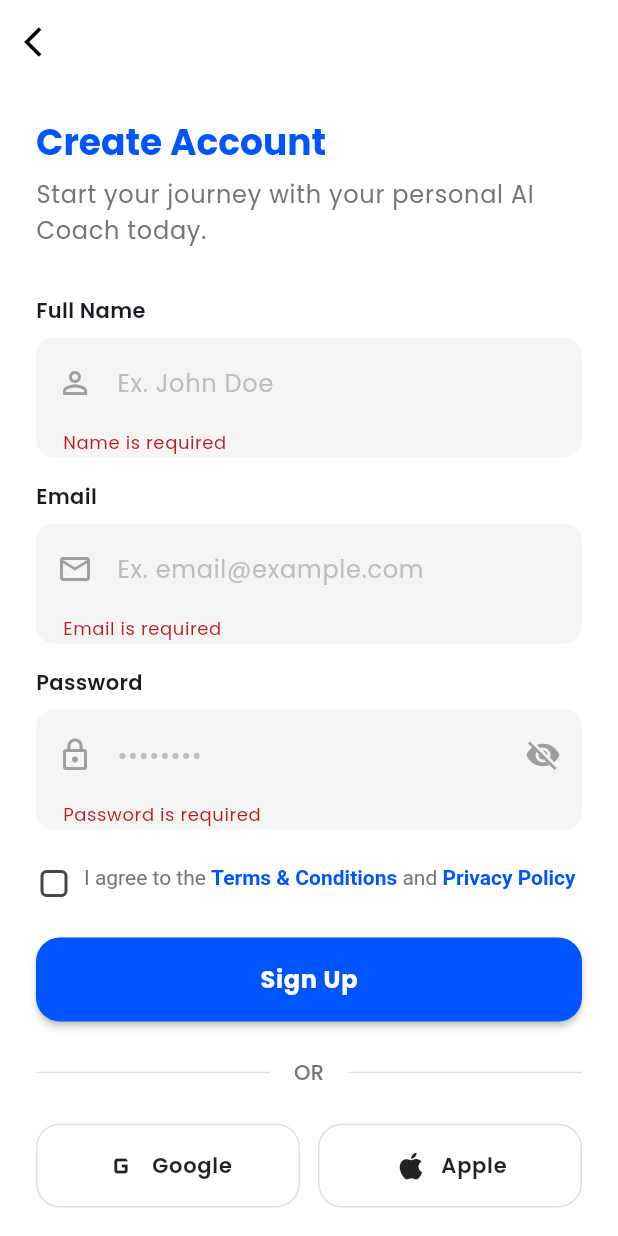
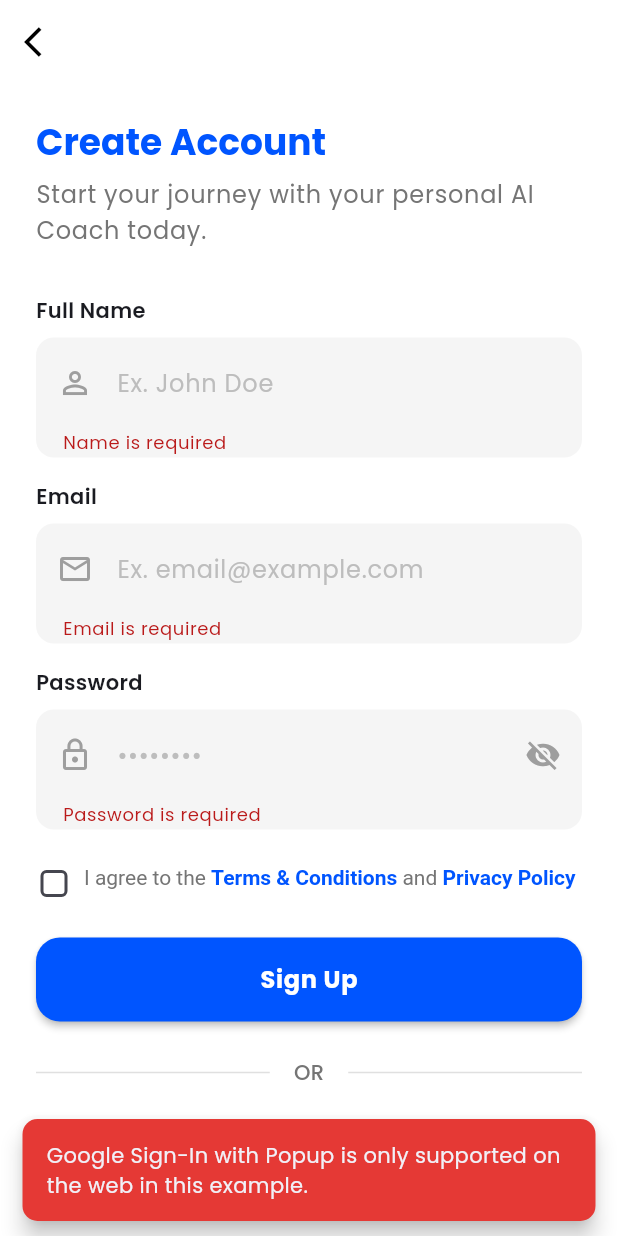
Before and after one commit to ZaidAlomarii/AI-Life-Coach-App, a Flutter app: the SignUpScreen screen opened directly, after a tap on "Sign Up", after a tap on "Google", on a phone screen of 412 x 824 dp. Run offline on Flutter 3.47's test engine with Material 3 defaults, Android fonts, the phone set to English and light mode, and no system bars; our stand-ins replace firebase_auth, firebase_core; accounts and stored records are empty.

Commit message:
feat: complete Firebase configration and authentication setup to gmail
- Add Firebase initialization with corrected firebase_options.dart
- Implement login and signup screens with authentication was very hard needed to change alot
- Configure Firebase for all platforms (Android, iOS, macOS, Windows)
- Add required Firebase config files (google-services.json, firebase.json)
- Update Flutter dependencies and platform configurations
- Fix web compilation errors and Firebase initialization issues

```diff
--- a/lib/auth/signup_screen.dart
+++ b/lib/auth/signup_screen.dart
@@ -1,5 +1,7 @@
 import 'package:flutter/material.dart';
 import 'package:flutter/services.dart';
+import 'package:firebase_auth/firebase_auth.dart';
+import 'package:flutter/foundation.dart' show kIsWeb;
 import 'login_screen.dart';
 
 class SignUpScreen extends StatefulWidget {
@@ -100,6 +102,46 @@ class _SignUpScreenState extends State<SignUpScreen> {
         duration: const Duration(seconds: 3),
       ),
     );
+  }
+
+
+  Future<void> _handleGoogleSignIn() async {
+    if (_isLoading) return;
+    FocusScope.of(context).unfocus();
+
+    setState(() => _isLoading = true);
+
+    try {
+      final GoogleAuthProvider googleProvider = GoogleAuthProvider();
+      UserCredential userCredential;
+
+      if (kIsWeb) {
+        // --- CORE LOGIC: signInWithPopup for Web ---
+        debugPrint("Attempting Google Sign-In with Popup (Web)");
+        userCredential = await FirebaseAuth.instance.signInWithPopup(googleProvider);
+      } else {
+        // Fallback for non-web platforms (e.g., mobile)
+        throw UnsupportedError("Google Sign-In with Popup is only supported on the web in this example.");
+      }
+
+      debugPrint("Google Sign-Up Successful for user: ${userCredential.user?.email}");
+      if (mounted) {
+        _showSnackBar("Signed up with Google! 🎉", isError: false);
+
+      }
+
+     } on UnsupportedError catch (e) {
+        _showSnackBar(e.message ?? "Non-web login not implemented.", isError: true);
+      } catch (e) {
+        // Handle all Firebase errors here
+          if (!e.toString().contains('popup-closed-by-user')) {
+            _showSnackBar("Google Sign-Up Failed: ${e.toString()}", isError: true);
+          }
+        } finally {
+          if (mounted) {
+        setState(() => _isLoading = false);
+      }
+    }
   }
 
   @override
@@ -341,7 +383,7 @@ class _SignUpScreenState extends State<SignUpScreen> {
                       child: _buildSocialButton(
                         label: "Google",
                         icon: Icons.g_mobiledata,
-                        onTap: () => debugPrint("Google Sign Up"),
+                        onTap: _isLoading ? null : _handleGoogleSignIn,
                       ),
                     ),
                     const SizedBox(width: 12),
@@ -415,12 +457,14 @@ class _SignUpScreenState extends State<SignUpScreen> {
     );
   }
 
-  // ويدجت لأزرار Social Login
+  // >>> New Widget to work with the google sign in functionality:
+
   Widget _buildSocialButton({
     required String label,
     required IconData icon,
-    required VoidCallback onTap,
+    VoidCallback? onTap,
   }) {
+    // If onTap is null (because _isLoading is true), the button is disabled.
     return OutlinedButton(
       onPressed: onTap,
       style: OutlinedButton.styleFrom(
@@ -433,12 +477,16 @@ class _SignUpScreenState extends State<SignUpScreen> {
       child: Row(
         mainAxisAlignment: MainAxisAlignment.center,
         children: [
-          Icon(icon, size: 24, color: Colors.black87),
+          Icon(
+            icon,
+            size: 24,
+            color: onTap == null ? Colors.grey : Colors.black87, // Greys out icon if disabled
+          ),
           const SizedBox(width: 8),
           Text(
             label,
-            style: const TextStyle(
-              color: Colors.black87,
+            style: TextStyle(
+              color: onTap == null ? Colors.grey : Colors.black87, // Greys out text if disabled
               fontWeight: FontWeight.w600,
             ),
           ),
--- a/pubspec.yaml
+++ b/pubspec.yaml
@@ -34,6 +34,7 @@ dependencies:
   # The following adds the Cupertino Icons font to your application.
   # Use with the CupertinoIcons class for iOS style icons.
   cupertino_icons: ^1.0.8
+  firebase_auth: ^6.1.2
 
 dev_dependencies:
   flutter_test:
```
Also changed, not shown: lib/auth/login_screen.dart (+48 -6 lines), lib/main.dart (+11 -5 lines), firebase.json (added), lib/firebase_options.dart (added), pubspec.lock, 6 other files.
